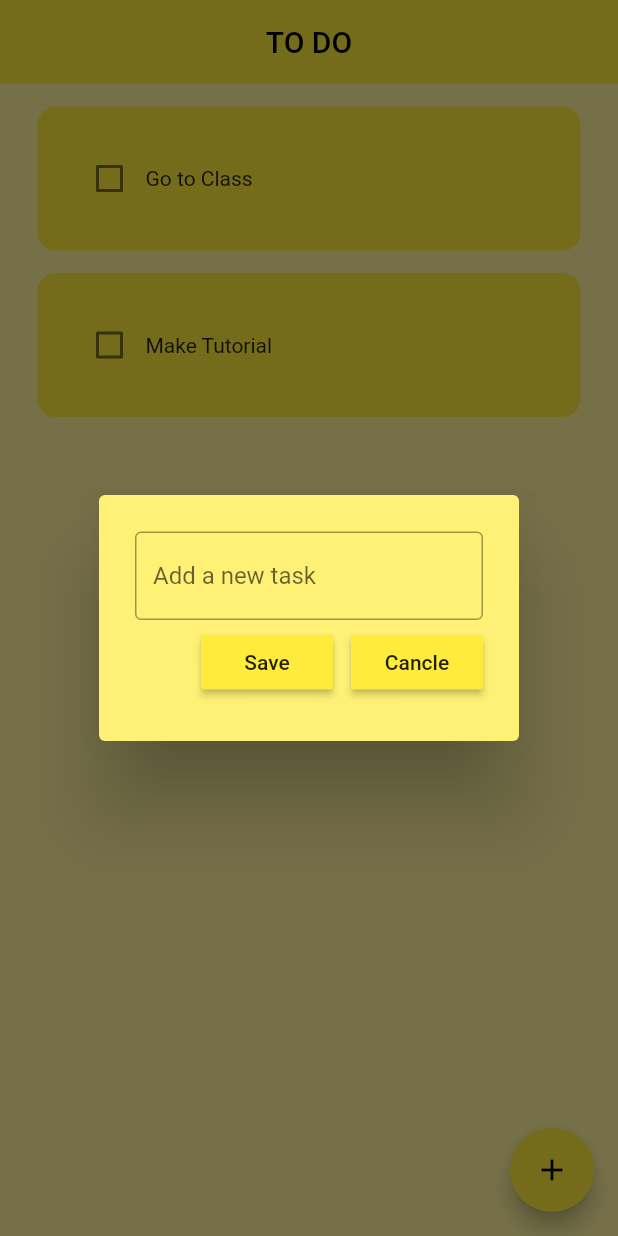
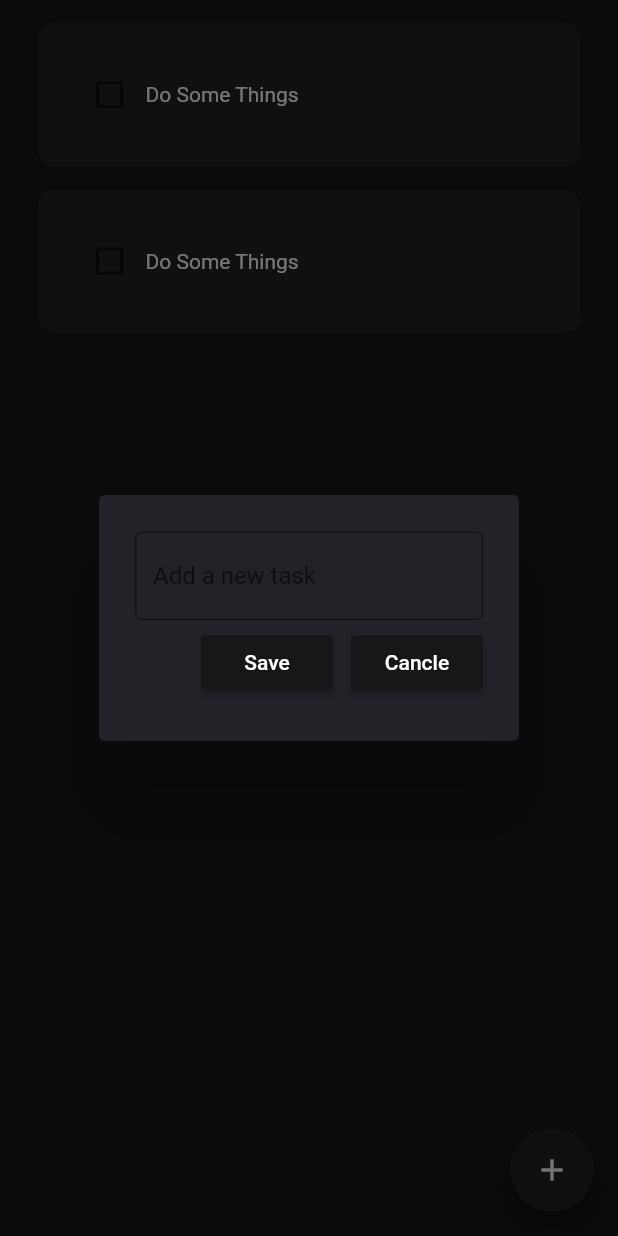
Before and after one commit to SaifIvnaAlam/todo, a Flutter app: the screen it shows after launch, after a tap on the "add" icon, on a phone screen of 412 x 824 dp. Run offline on Flutter 3.47's test engine with Material 2 defaults, Android fonts, the phone set to English and light mode, and no system bars; drawn by our look-alikes of flutter_slidable; our stand-ins replace hive_flutter; accounts and stored records are empty.

Commit message:
added: hive local database

```diff
--- /dev/null
+++ b/lib/data/database.dart
@@ -0,0 +1,27 @@
+import 'package:hive_flutter/hive_flutter.dart';
+
+class ToDoDataBase {
+  List toDoList = [];
+
+  final _myBox = Hive.box('MyBox');
+  void createInitialData() {
+    toDoList = [
+      [
+        "Do Some Things",
+        false,
+      ],
+      [
+        "Do Some Things",
+        false,
+      ],
+    ];
+  }
+
+  void loadData() {
+    toDoList = _myBox.get("TODOLIST");
+  }
+
+  void upDateDataBase() {
+    _myBox.put('TODOLIST', toDoList);
+  }
+}
--- a/lib/main.dart
+++ b/lib/main.dart
@@ -1,7 +1,11 @@
 import 'package:flutter/material.dart';
+import 'package:hive_flutter/hive_flutter.dart';
+
 import 'package:todo/pages/home_page.dart';
 
-void main() {
+void main() async {
+  await Hive.initFlutter();
+  var box = await Hive.openBox('MyBox');
   runApp(const MyApp());
 }
 
@@ -10,12 +14,9 @@ class MyApp extends StatelessWidget {
 
   @override
   Widget build(BuildContext context) {
-    return MaterialApp(
+    return const MaterialApp(
       debugShowCheckedModeBanner: false,
-      theme: ThemeData(
-        primarySwatch: Colors.yellow,
-      ),
-      home: const HomePage(),
+      home: HomePage(),
     );
   }
 }
--- a/lib/pages/home_page.dart
+++ b/lib/pages/home_page.dart
@@ -1,4 +1,6 @@
 import 'package:flutter/material.dart';
+import 'package:hive_flutter/hive_flutter.dart';
+import 'package:todo/data/database.dart';
 import 'package:todo/util/todo_tile.dart';
 
 import '../util/dialog_box.dart';
@@ -11,26 +13,38 @@ class HomePage extends StatefulWidget {
 }
 
 class _HomePageState extends State<HomePage> {
+  final _myBox = Hive.box('MyBox');
+  ToDoDataBase db = ToDoDataBase();
+
+  @override
+  void initState() {
+    if (_myBox.get("TODOLIST") == null) {
+      db.createInitialData();
+    } else {
+      db.loadData();
+    }
+  }
+
   final _controller = TextEditingController();
 
-  List toDoList = [
-    ["Go to Class", false],
-    ["Make Tutorial", false],
-  ];
   void checkBoxChanged(bool? value, int index) {
-    setState(() {
-      toDoList[index][1] = !toDoList[index][1];
-    });
+    setState(
+      () {
+        db.toDoList[index][1] = !db.toDoList[index][1];
+      },
+    );
+    db.upDateDataBase();
   }
 
   void saveNewTask() {
     setState(() {
-      toDoList.add(
+      db.toDoList.add(
         [_controller.text, false],
       );
       _controller.clear();
     });
     Navigator.of(context).pop();
+    db.upDateDataBase();
   }
 
   void createNewTask() {
@@ -47,32 +61,31 @@ class _HomePageState extends State<HomePage> {
 
   void deleteTask(int index) {
     setState(() {
-      toDoList.removeAt(index);
+      db.toDoList.removeAt(index);
     });
+    db.upDateDataBase();
   }
 
   @override
   Widget build(BuildContext context) {
     return Scaffold(
-      backgroundColor: Colors.yellow[200],
-      appBar: AppBar(
-        elevation: 0,
-        title: const Text('TO DO'),
-        centerTitle: true,
-      ),
-      body: ListView.builder(
-        itemCount: toDoList.length,
-        itemBuilder: (context, index) {
-          return ToDoTile(
-              deleteFunction: (context) => deleteTask(index),
-              taskName: toDoList[index][0],
-              taskCompleted: toDoList[index][1],
-              onchanged: (value) => checkBoxChanged(value, index));
-        },
+      backgroundColor: const Color(0xff17171A),
+      body: SafeArea(
+        child: ListView.builder(
+          itemCount: db.toDoList.length,
+          itemBuilder: (context, index) {
+            return ToDoTile(
+                deleteFunction: (context) => deleteTask(index),
+                taskName: db.toDoList[index][0],
+                taskCompleted: db.toDoList[index][1],
+                onchanged: (value) => checkBoxChanged(value, index));
+          },
+        ),
       ),
       floatingActionButton: FloatingActionButton(
         onPressed: createNewTask,
         child: const Icon(Icons.add),
+        backgroundColor: Color(0xff222228),
       ),
     );
   }
--- a/lib/util/buttons.dart
+++ b/lib/util/buttons.dart
@@ -14,8 +14,11 @@ class MyButton extends StatelessWidget {
   Widget build(BuildContext context) {
     return MaterialButton(
       onPressed: onPressed,
-      color: Theme.of(context).primaryColor,
-      child: Text(text),
+      color: const Color(0xff17171A),
+      child: Text(
+        text,
+        style: const TextStyle(color: Colors.white),
+      ),
     );
   }
 }
--- a/lib/util/dialog_box.dart
+++ b/lib/util/dialog_box.dart
@@ -16,7 +16,7 @@ class DialogBox extends StatelessWidget {
   @override
   Widget build(BuildContext context) {
     return AlertDialog(
-      backgroundColor: Colors.yellow[300],
+      backgroundColor: Color(0xff222228),
       content: Container(
         height: 120,
         child: Column(
--- a/lib/util/todo_tile.dart
+++ b/lib/util/todo_tile.dart
@@ -28,11 +28,12 @@ class _ToDoTileState extends State<ToDoTile> {
         right: 25,
       ),
       child: Slidable(
-        endActionPane: ActionPane(motion: StretchMotion(), children: [
+        endActionPane: ActionPane(motion: const StretchMotion(), children: [
           SlidableAction(
             onPressed: widget.deleteFunction,
             icon: Icons.delete,
             backgroundColor: Colors.red.shade300,
+            borderRadius: BorderRadius.circular(12),
           )
         ]),
         child: Container(
@@ -45,13 +46,15 @@ class _ToDoTileState extends State<ToDoTile> {
                   activeColor: Colors.black),
               Text(widget.taskName,
                   style: TextStyle(
+                      color: Colors.white,
                       decoration: widget.taskCompleted
                           ? TextDecoration.lineThrough
                           : TextDecoration.none))
             ],
           ),
           decoration: BoxDecoration(
-              color: Colors.yellow, borderRadius: BorderRadius.circular(12)),
+              color: Color(0xff222228),
+              borderRadius: BorderRadius.circular(12)),
         ),
       ),
     );
--- a/pubspec.yaml
+++ b/pubspec.yaml
@@ -35,6 +35,8 @@ dependencies:
   # Use with the CupertinoIcons class for iOS style icons.
   cupertino_icons: ^1.0.2
   flutter_slidable: ^1.3.2
+  hive: ^2.2.3
+  hive_flutter: ^1.1.0
 
 dev_dependencies:
   flutter_test:
@@ -46,6 +48,8 @@ dev_dependencies:
   # package. See that file for information about deactivating specific lint
   # rules and activating additional ones.
   flutter_lints: ^1.0.0
+  build_runner: ^2.2.0
+  hive_generator: ^1.1.3
 
 # For information on the generic Dart part of this file, see the
 # following page: https://dart.dev/tools/pub/pubspec
```
Also changed, not shown: pubspec.lock.
